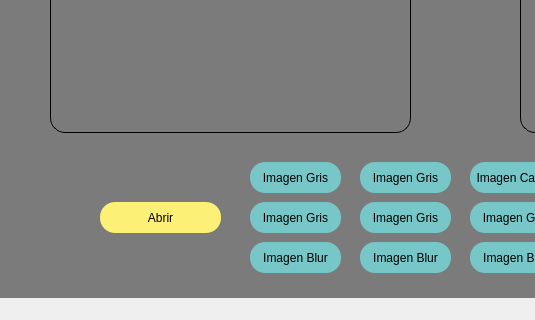
First picture: the form in Procesamiento_digital_de_imágenes.ui, repository ramun9533/PROCESAMIENTO-DIGITAL-DE-IMAGENES-2024, before the edit; both pictures show x 0 to 535 and y 158 to 478 of the 928 by 478 pixel window.
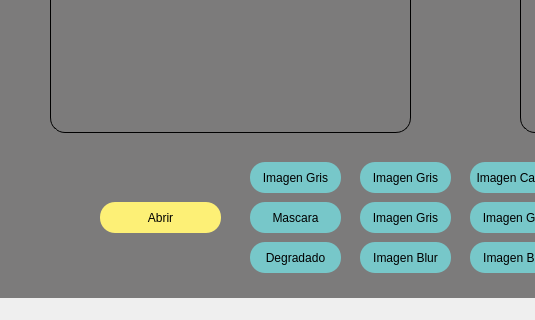
Second picture: the form after the edit. Icons and pictures are not drawn.

What changed in the file:
```diff
--- a/Procesamiento_digital_de_imágenes.ui
+++ b/Procesamiento_digital_de_imágenes.ui
@@ -76,7 +76,7 @@
      <number>300</number>
     </property>
    </widget>
-   <widget class="QPushButton" name="gris">
+   <widget class="QPushButton" name="mascara_imagen">
     <property name="geometry">
      <rect>
       <x>250</x>
@@ -94,7 +94,7 @@
 background-color: rgb(119, 199, 201);</string>
     </property>
     <property name="text">
-     <string>Imagen Gris</string>
+     <string>Mascara</string>
     </property>
    </widget>
    <widget class="QLabel" name="label_2">
@@ -117,7 +117,7 @@
      <set>Qt::AlignCenter</set>
     </property>
    </widget>
-   <widget class="QPushButton" name="blur">
+   <widget class="QPushButton" name="degradado_imagen">
     <property name="geometry">
      <rect>
       <x>250</x>
@@ -135,7 +135,7 @@
 background-color: rgb(119, 199, 201);</string>
     </property>
     <property name="text">
-     <string>Imagen Blur</string>
+     <string>Degradado</string>
     </property>
    </widget>
    <widget class="QPushButton" name="canny">
```
Left out of the diff: 4 changed lines with no effect on the pictures.
